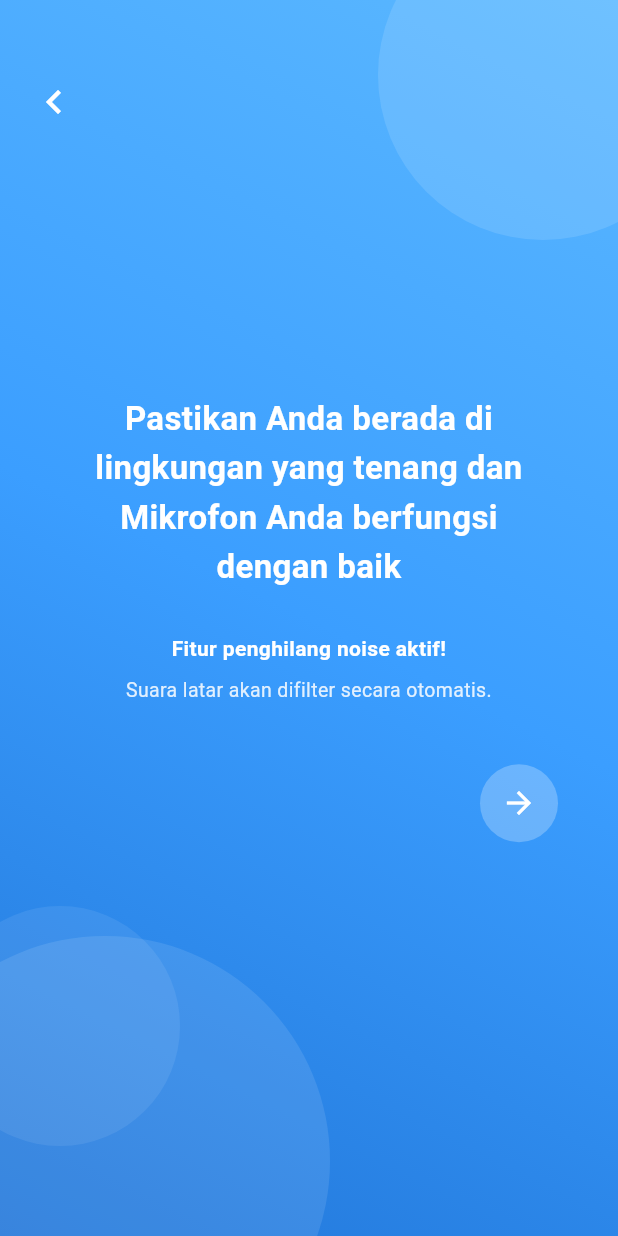
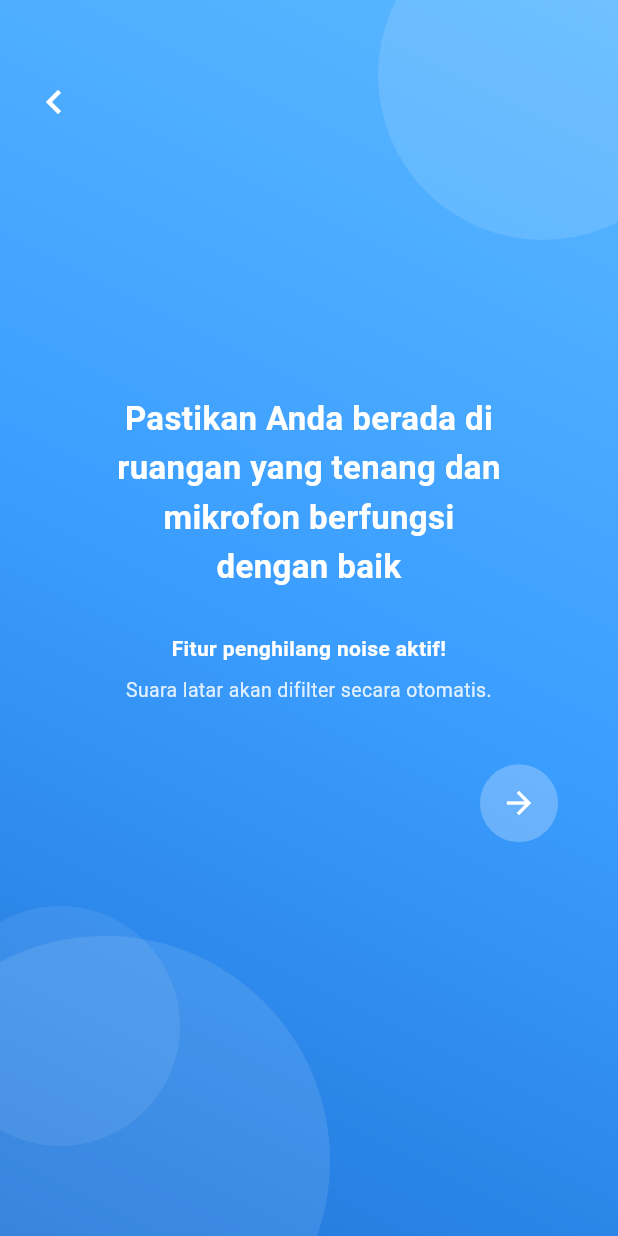
Before and after one commit to audreykurvanka/APB-Kelompok6, a Flutter app: the PreparationScreen screen opened directly, on a phone screen of 412 x 824 dp. Run offline on Flutter 3.47's test engine with Material 3 defaults, Android fonts, the phone set to English and light mode, and no system bars; our stand-ins replace firebase_auth, firebase_core, firebase_database, fl_chart; accounts and stored records are empty; Roboto replaces fonts that are missing (Poppins).

Commit message:
Update text for clarity in preparation screen

```diff
--- a/lib/screens/preparation_screen.dart
+++ b/lib/screens/preparation_screen.dart
@@ -84,7 +84,7 @@ class PreparationScreen extends StatelessWidget {
                   mainAxisSize: MainAxisSize.min,
                   children: [
                     const Text(
-                      'Pastikan Anda berada di\nlingkungan yang tenang dan\nMikrofon Anda berfungsi\ndengan baik',
+                      'Pastikan Anda berada di\nruangan yang tenang dan\nmikrofon berfungsi\ndengan baik',
                       textAlign: TextAlign.center,
                       style: TextStyle(
                         color: Colors.white,
```
